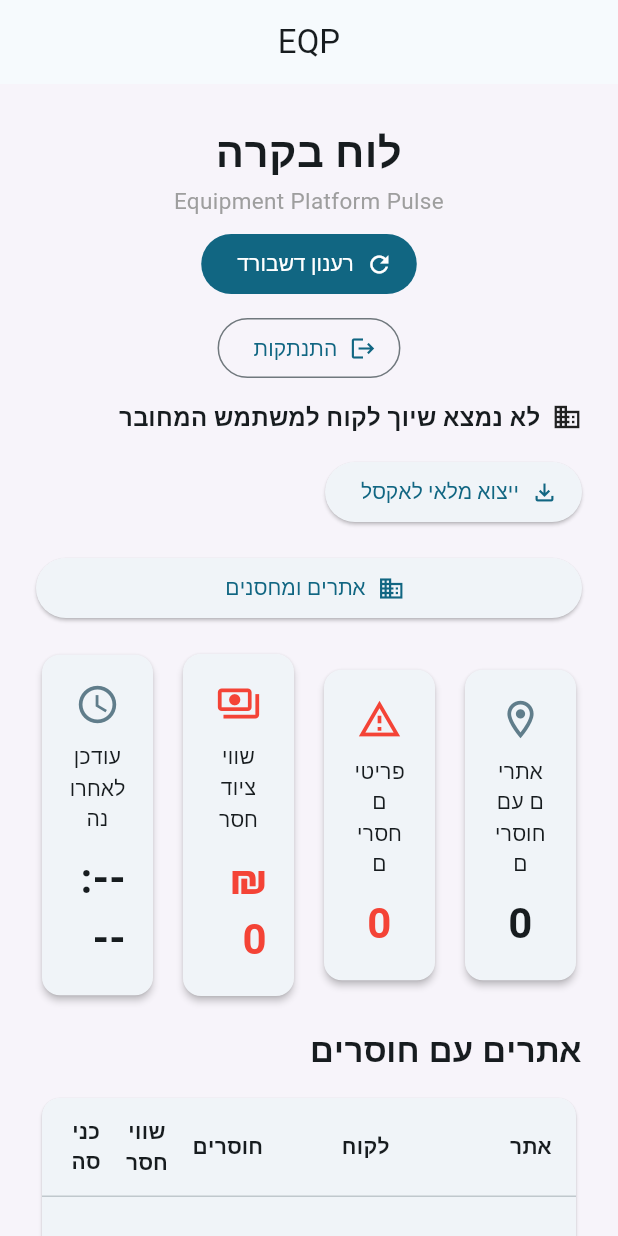
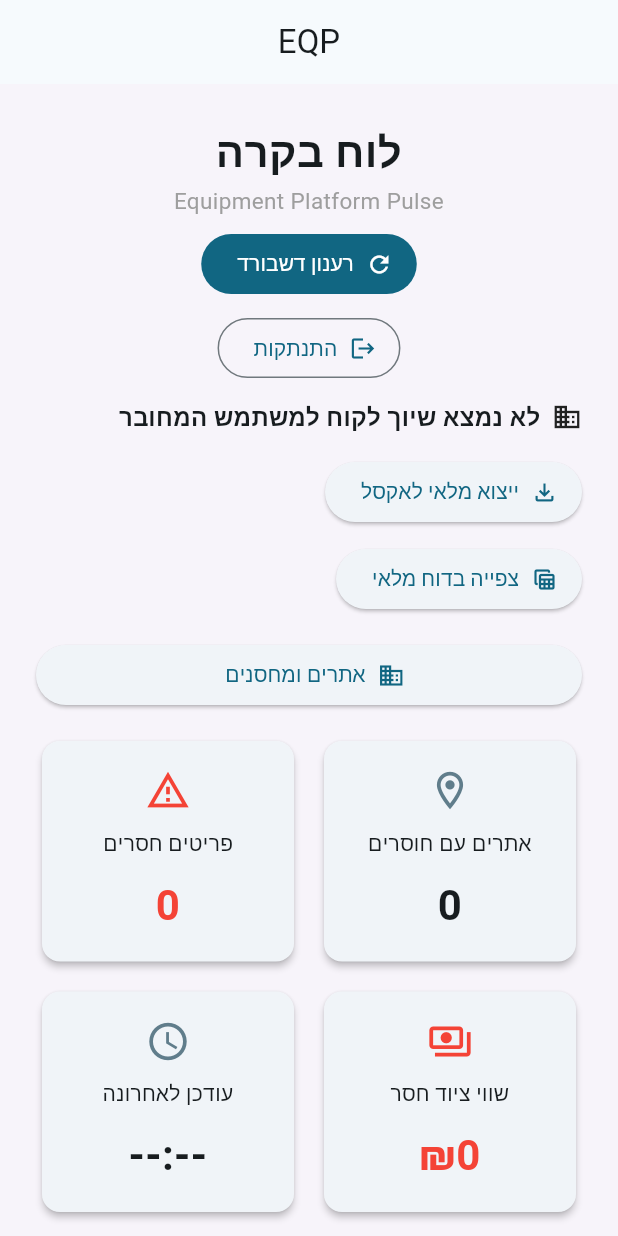
Before and after one commit to eqpulse/eqp-manager-web, a Flutter app: the screen it shows once a user with an empty profile is signed in, on a phone screen of 412 x 824 dp. Run offline on Flutter 3.47's test engine with Material 3 defaults, Android fonts, the phone set to English and light mode, and no system bars; our stand-ins replace supabase_flutter; missing offline and left inert: excel, file_saver; accounts and stored records are empty.

Commit message:
Add inventory report and mobile layout fixes

```diff
--- a/lib/pages/dashboard_page.dart
+++ b/lib/pages/dashboard_page.dart
@@ -13,6 +13,7 @@ import 'select_storage_page.dart';
 import 'inactive_items_page.dart';
 import 'site_page.dart';
 import 'all_sites_page.dart';
+import 'inventory_report_page.dart';
 
 class DashboardPage extends StatefulWidget {
   const DashboardPage({super.key});
@@ -477,6 +478,18 @@ debugPrint('EXCEL MISSING ROWS: ${missingRows.length}');
     label: const Text('ייצוא מלאי לאקסל'),
   ),
 ),
+const SizedBox(height: 10),
+Align(
+  alignment: Alignment.centerRight,
+  child: ElevatedButton.icon(
+    onPressed: () => Navigator.push(
+      context,
+      MaterialPageRoute(builder: (_) => const InventoryReportPage()),
+    ),
+    icon: const Icon(Icons.table_view_outlined),
+    label: const Text('צפייה בדוח מלאי'),
+  ),
+),
 const SizedBox(height: 16),
 
 ElevatedButton.icon(
@@ -494,42 +507,55 @@ ElevatedButton.icon(
 
 const SizedBox(height: 16),
 
-                        Row(
-                          children: [
-                            Expanded(
-                              child: KpiCard(
+                        LayoutBuilder(
+                          builder: (context, constraints) {
+                            final isMobile = constraints.maxWidth < 700;
+                            final cards = <Widget>[
+                              KpiCard(
                                 icon: Icons.location_on_outlined,
                                 title: 'אתרים עם חוסרים',
                                 value: '${sites.length}',
                               ),
-                            ),
-                            const SizedBox(width: 12),
-                            Expanded(
-                              child: KpiCard(
+                              KpiCard(
                                 icon: Icons.warning_amber_outlined,
                                 title: 'פריטים חסרים',
                                 value: '$totalMissingItems',
                                 color: Colors.red,
                               ),
-                            ),
-                            const SizedBox(width: 12),
-                            Expanded(
-                              child: KpiCard(
+                              KpiCard(
                                 icon: Icons.payments_outlined,
                                 title: 'שווי ציוד חסר',
                                 value: money(totalMissingValue),
                                 color: Colors.red,
                               ),
-                            ),
-                            const SizedBox(width: 12),
-                            const Expanded(
-                              child: KpiCard(
+                              const KpiCard(
                                 icon: Icons.schedule,
                                 title: 'עודכן לאחרונה',
                                 value: '--:--',
                               ),
-                            ),
-                          ],
+                            ];
+                            if (isMobile) {
+                              final cardWidth = (constraints.maxWidth - 12) / 2;
+                              return Wrap(
+                                spacing: 12,
+                                runSpacing: 12,
+                                children: cards
+                                    .map((card) => SizedBox(
+                                          width: cardWidth,
+                                          child: card,
+                                        ))
+                                    .toList(),
+                              );
+                            }
+                            return Row(
+                              children: [
+                                for (var i = 0; i < cards.length; i++) ...[
+                                  if (i > 0) const SizedBox(width: 12),
+                                  Expanded(child: cards[i]),
+                                ],
+                              ],
+                            );
+                          },
                         ),
                         const SizedBox(height: 16),
                         const Text(
@@ -541,8 +567,17 @@ const SizedBox(height: 16),
                         ),
                         const SizedBox(height: 12),
                         SizedBox(
-  height: 400,
-                          child: SitesTable(
+                          height: 400,
+                          child: LayoutBuilder(
+                            builder: (context, constraints) {
+                              return SingleChildScrollView(
+                                scrollDirection: Axis.horizontal,
+                                child: SizedBox(
+                                  width: constraints.maxWidth < 800
+                                      ? 800
+                                      : constraints.maxWidth,
+                                  height: constraints.maxHeight,
+                                  child: SitesTable(
                             sites: sites,
                             toInt: toInt,
                             money: money,
@@ -559,6 +594,10 @@ const SizedBox(height: 16),
                                 ),
                               );
                             },
+                                  ),
+                                ),
+                              );
+                            },
                           ),
                         ),
                       ],
```
Also changed, not shown: lib/pages/inventory_report_page.dart (added, +360 -0 lines), lib/pages/storage_unit_page.dart (+77 -38 lines).
